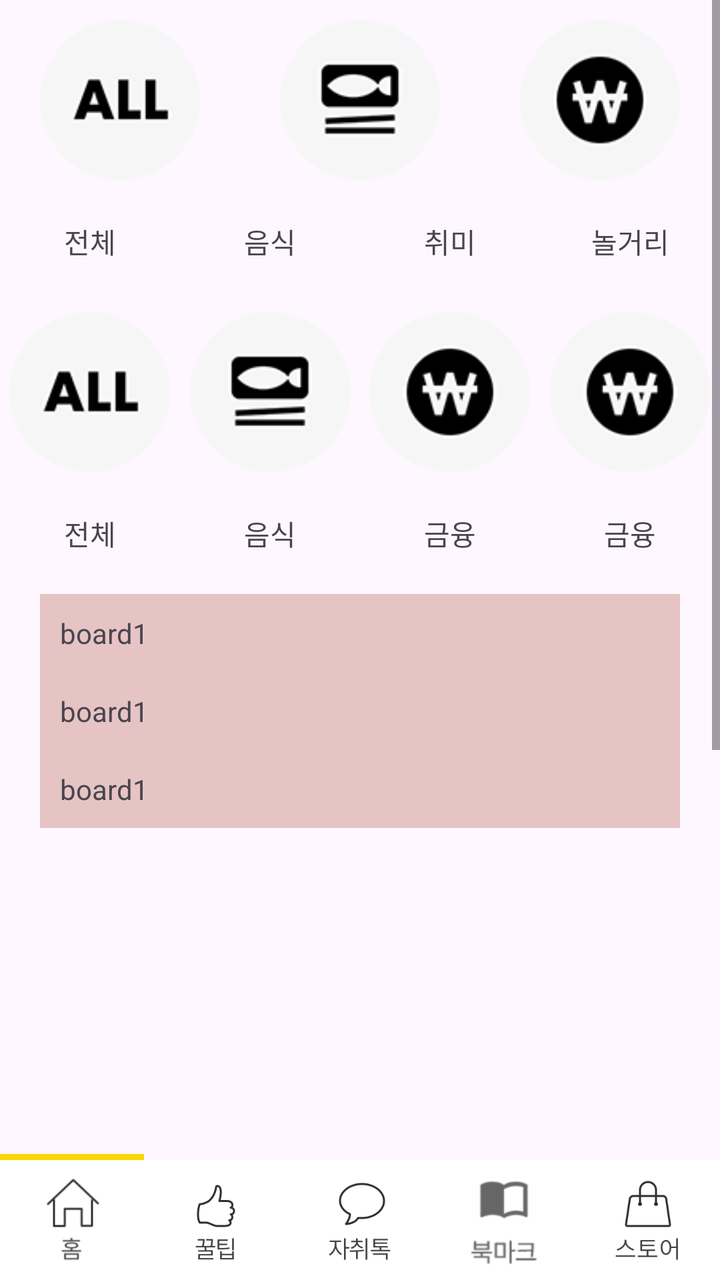
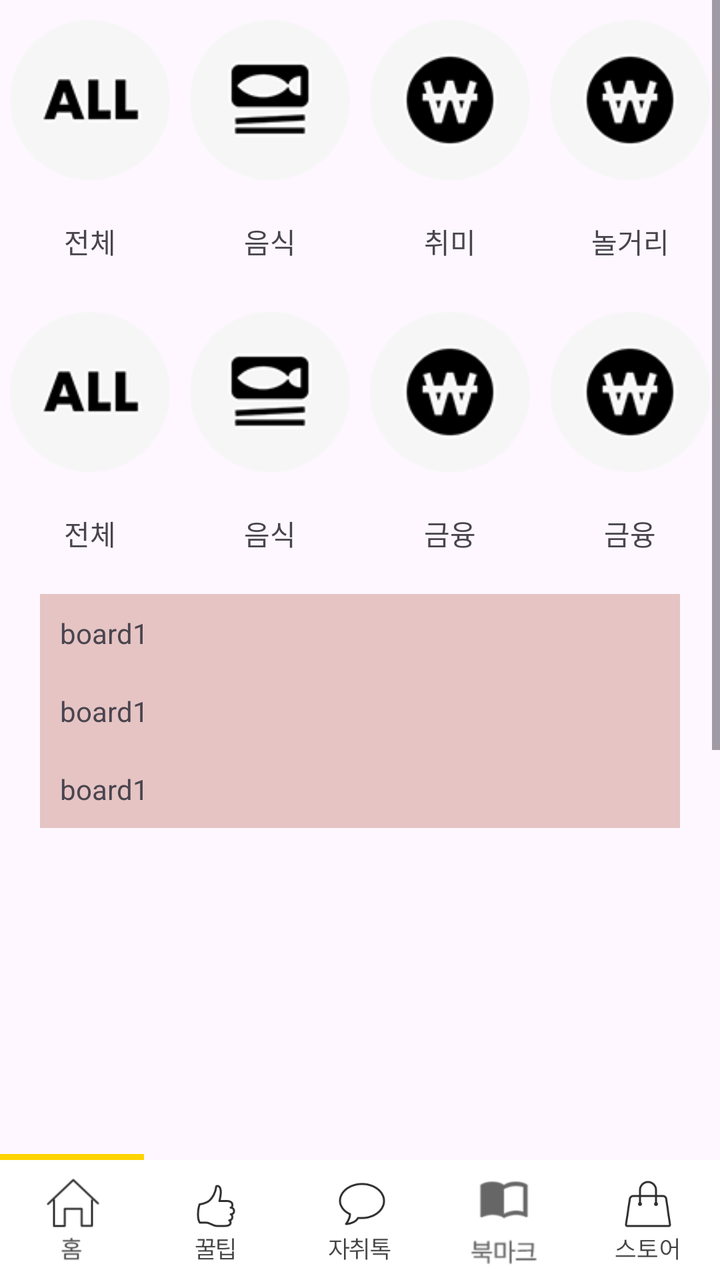

Before-and-after screenshots of an Android layout around one commit, followed by the original layout XML and the change that was made.
<!-- AndroidManifest.xml: application theme Theme.Communityapp -->
<!-- res/layout/fragment_home.xml -->
<?xml version="1.0" encoding="utf-8"?>
<layout xmlns:tools="http://schemas.android.com/tools"
    xmlns:android="http://schemas.android.com/apk/res/android"
    xmlns:app="http://schemas.android.com/apk/res-auto">

    <androidx.constraintlayout.widget.ConstraintLayout
        android:layout_width="match_parent"
        android:layout_height="match_parent">

        <ScrollView
            android:layout_width="match_parent"
            android:layout_height="match_parent">
            
            <LinearLayout
                android:layout_marginTop="10dp"
                android:orientation="vertical"
                android:layout_width="match_parent"
                android:layout_height="match_parent">

                <LinearLayout
                    android:layout_width="match_parent"
                    android:layout_height="150dp">

                    <ImageView
                        android:src="@drawable/main_icon_all"
                        android:layout_weight="1"
                        android:layout_width="80dp"
                        android:layout_height="80dp" />

                    <ImageView
                        android:src="@drawable/main_icon_cook"
                        android:layout_weight="1"
                        android:layout_width="80dp"
                        android:layout_height="80dp" />

                    <ImageView
                        android:src="@drawable/main_icon_economy"
                        android:layout_weight="1"
                        android:layout_width="80dp"
                        android:layout_height="80dp" />



                </LinearLayout>

                <LinearLayout
                    android:layout_marginTop="-50dp"
                    android:layout_width="match_parent"
                    android:layout_height="wrap_content"
                    tools:ignore="MissingConstraints">

                    <TextView
                        android:text="전체"
                        android:gravity="center"
                        android:layout_weight="1"
                        android:layout_width="match_parent"
                        android:layout_height="wrap_content" />

                    <TextView
                        android:text="음식"
                        android:gravity="center"
                        android:layout_weight="1"
                        android:layout_width="match_parent"
                        android:layout_height="wrap_content" />

                    <TextView
                        android:text="취미"
                        android:gravity="center"
                        android:layout_weight="1"
                        android:layout_width="match_parent"
                        android:layout_height="wrap_content" />

                    <TextView
                        android:text="놀거리"
                        android:gravity="center"
                        android:layout_weight="1"
                        android:layout_width="match_parent"
                        android:layout_height="wrap_content" />
                </LinearLayout>

                <LinearLayout
                    android:layout_marginTop="25dp"
                    android:layout_width="match_parent"
                    android:layout_height="150dp">

                    <ImageView
                        android:src="@drawable/main_icon_all"
                        android:layout_weight="1"
                        android:layout_width="80dp"
                        android:layout_height="80dp" />

                    <ImageView
                        android:src="@drawable/main_icon_cook"
                        android:layout_weight="1"
                        android:layout_width="80dp"
                        android:layout_height="80dp" />

                    <ImageView
                        android:src="@drawable/main_icon_economy"
                        android:layout_weight="1"
                        android:layout_width="80dp"
                        android:layout_height="80dp" />

                    <ImageView
                        android:src="@drawable/main_icon_economy"
                        android:layout_weight="1"
                        android:layout_width="80dp"
                        android:layout_height="80dp" />
                </LinearLayout>

                <LinearLayout
                    android:layout_marginTop="-50dp"
                    android:layout_width="match_parent"
                    android:layout_height="wrap_content"
                    tools:ignore="MissingConstraints">

                    <TextView
                        android:text="전체"
                        android:gravity="center"
                        android:layout_weight="1"
                        android:layout_width="match_parent"
                        android:layout_height="wrap_content" />

                    <TextView
                        android:text="음식"
                        android:gravity="center"
                        android:layout_weight="1"
                        android:layout_width="match_parent"
                        android:layout_height="wrap_content" />

                    <TextView
                        android:text="금융"
                        android:gravity="center"
                        android:layout_weight="1"
                        android:layout_width="match_parent"
                        android:layout_height="wrap_content" />

                    <TextView
                        android:text="금융"
                        android:gravity="center"
                        android:layout_weight="1"
                        android:layout_width="match_parent"
                        android:layout_height="wrap_content" />
                </LinearLayout>

                <LinearLayout
                    android:background="#E6C4C4"
                    android:layout_margin="20dp"
                    android:orientation="vertical"
                    android:layout_width="match_parent"
                    android:layout_height="wrap_content">

                    <TextView
                        android:text="board1"
                        android:layout_margin="10dp"
                        android:layout_width="wrap_content"
                        android:layout_height="wrap_content" />

                    <TextView
                        android:text="board1"
                        android:layout_margin="10dp"
                        android:layout_width="wrap_content"
                        android:layout_height="wrap_content" />

                    <TextView
                        android:text="board1"
                        android:layout_margin="10dp"
                        android:layout_width="wrap_content"
                        android:layout_height="wrap_content" />
                </LinearLayout>
                
                <androidx.recyclerview.widget.RecyclerView
                    android:id="@+id/main_rv"
                    android:layout_width="match_parent"
                    android:layout_height="600dp" />
            </LinearLayout>
        </ScrollView>


        <LinearLayout
            android:layout_width="match_parent"
            android:layout_height="3dp"
            app:layout_constraintBottom_toTopOf="@+id/linearLayout">

            <LinearLayout
                android:background="@color/mainColor"
                android:layout_width="match_parent"
                android:layout_height="match_parent"
                android:layout_weight="1" />

            <LinearLayout
                android:layout_width="match_parent"
                android:layout_height="match_parent"
                android:layout_weight="1" />

            <LinearLayout
                android:layout_width="match_parent"
                android:layout_height="match_parent"
                android:layout_weight="1" />

            <LinearLayout
                android:layout_width="match_parent"
                android:layout_height="match_parent"
                android:layout_weight="1" />

            <LinearLayout
                android:layout_width="match_parent"
                android:layout_height="match_parent"
                android:layout_weight="1" />
        </LinearLayout>

        <LinearLayout
            android:id="@+id/linearLayout"
            android:layout_width="match_parent"
            android:layout_height="60dp"
            android:background="@color/white"
            android:weightSum="5"
            app:layout_constraintBottom_toBottomOf="parent">

            <ImageView
                android:id="@+id/homeTap"
                android:layout_width="match_parent"
                android:layout_height="wrap_content"
                android:layout_weight="1"
                android:src="@drawable/bottom_hometap" />

            <ImageView
                android:id="@+id/tipTap"
                android:layout_width="match_parent"
                android:layout_height="wrap_content"
                android:layout_weight="1"
                android:src="@drawable/bottom_goodtip" />

            <ImageView
                android:id="@+id/talkTap"
                android:layout_width="match_parent"
                android:layout_height="wrap_content"
                android:layout_weight="1"
                android:src="@drawable/bottom_talk" />

            <ImageView
                android:id="@+id/bookmarkTap"
                android:layout_width="match_parent"
                android:layout_height="wrap_content"
                android:layout_weight="1"
                android:src="@drawable/bottom_bookmark" />

            <ImageView
                android:id="@+id/storeTap"
                android:layout_width="match_parent"
                android:layout_height="wrap_content"
                android:layout_weight="1"
                android:src="@drawable/bottom_store" />
        </LinearLayout>
    </androidx.constraintlayout.widget.ConstraintLayout>
</layout>
<!-- resources referenced by this layout -->
<resources>
  <color name="mainColor">#ffd400</color>
  <color name="white">#FFFFFFFF</color>
  <!-- drawable bottom_bookmark: png bitmap (drawable, 7077 bytes) -->
  <!-- drawable bottom_goodtip: png bitmap (drawable, 6181 bytes) -->
  <!-- drawable bottom_hometap: png bitmap (drawable, 2425 bytes) -->
  <!-- drawable bottom_store: png bitmap (drawable, 6477 bytes) -->
  <!-- drawable bottom_talk: png bitmap (drawable, 7514 bytes) -->
  <!-- drawable main_icon_all: png bitmap (drawable, 2617 bytes) -->
  <!-- drawable main_icon_cook: png bitmap (drawable, 3089 bytes) -->
  <!-- drawable main_icon_economy: png bitmap (drawable, 3728 bytes) -->
  <style name="Theme.Communityapp" parent="Base.Theme.Communityapp" />
  <style name="Base.Theme.Communityapp" parent="Theme.Material3.DayNight.NoActionBar">
          
           <item name="colorPrimaryVariant">@color/mainColor</item>
      </style>
</resources>

<!-- the commit's change to res/layout/fragment_home.xml (unified diff, before → after) -->
@@ -29,6 +29,12 @@
 
                     <ImageView
                         android:src="@drawable/main_icon_cook"
+                        android:layout_weight="1"
+                        android:layout_width="80dp"
+                        android:layout_height="80dp" />
+
+                    <ImageView
+                        android:src="@drawable/main_icon_economy"
                         android:layout_weight="1"
                         android:layout_width="80dp"
                         android:layout_height="80dp" />
